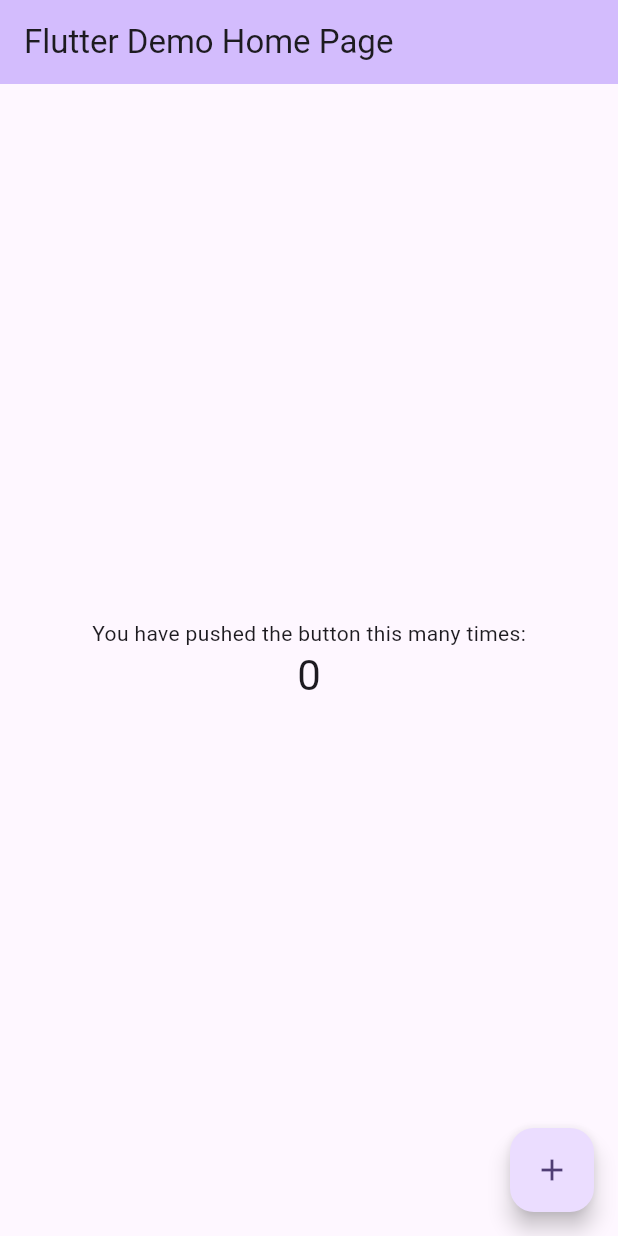
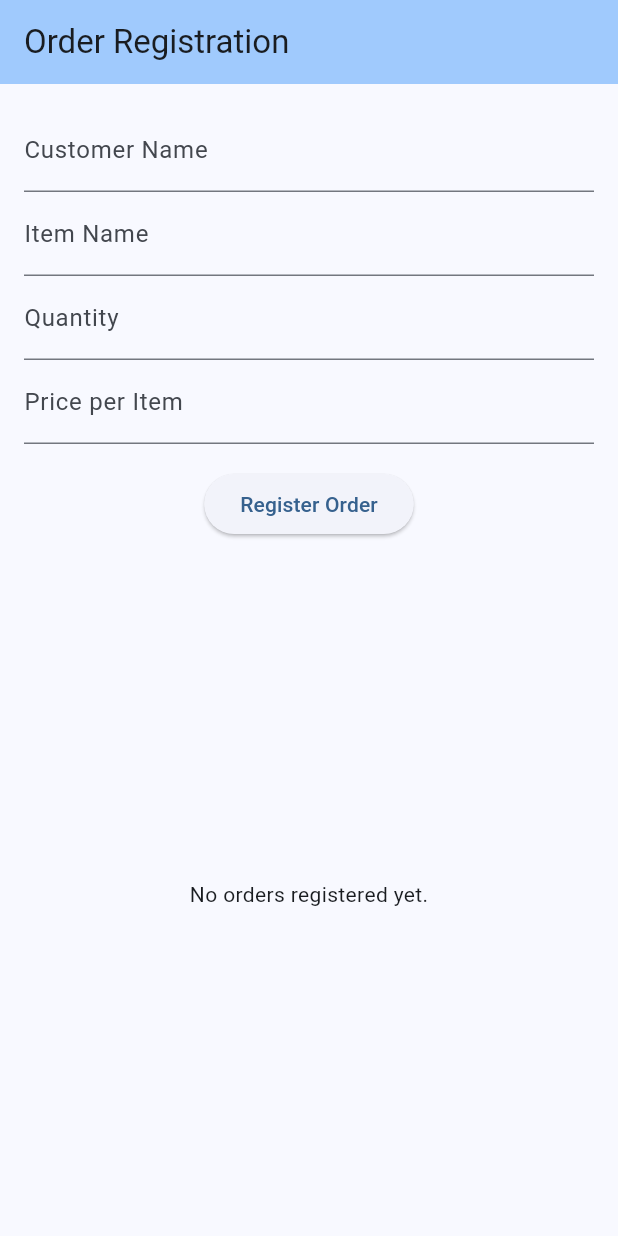
Before and after one commit to could-ai/019a4d36-b149-7ee4-86e5-ec69aff85ee5, a Flutter app: the screen it shows after launch, on a phone screen of 412 x 824 dp. Run offline on Flutter 3.47's test engine with Material 3 defaults, Android fonts, the phone set to English and light mode, and no system bars.

Commit message:
Completely replaced the existing template code in lib/main.dart with a new order registration app structure. Added a custom Order class to represent order data (with fields for customer name, item name, quantity, and price, plus a computed total property). Created OrderRegistrationScreen as a StatefulWidget to manage form state and order list. Implemented a form with TextFormField widgets for input (with validation for required fields and numeric inputs), an ElevatedButton to submit orders, and a ListView to display registered orders in cards. Used local state (_orders list) for data storage since Supabase is not connected. Added proper disposal of controllers to prevent memory leaks. This replaces all previous functionality (the counter demo) and introduces core order registration features, including form validation, user feedback via SnackBar, and responsive UI layout. The changes ensure the app is fully functional for registering and viewing orders without external dependencies, ready for future Supabase integration.

```diff
--- a/usr/lib/main.dart
+++ b/usr/lib/main.dart
@@ -1,120 +1,159 @@
 import 'package:flutter/material.dart';
 
 void main() {
-  runApp(const MyApp());
+  runApp(const OrderRegistrationApp());
 }
 
-class MyApp extends StatelessWidget {
-  const MyApp({super.key});
+class OrderRegistrationApp extends StatelessWidget {
+  const OrderRegistrationApp({super.key});
 
-  // This widget is the root of your application.
   @override
   Widget build(BuildContext context) {
     return MaterialApp(
-      title: 'Flutter Demo',
+      title: 'Order Registration App',
       debugShowCheckedModeBanner: false,
       theme: ThemeData(
-        // This is the theme of your application.
-        //
-        // TRY THIS: Try running your application with "flutter run". You'll see
-        // the application has a purple toolbar. Then, without quitting the app,
-        // try changing the seedColor in the colorScheme below to Colors.green
-        // and then invoke "hot reload" (save your changes or press the "hot
-        // reload" button in a Flutter-supported IDE, or press "r" if you used
-        // the command line to start the app).
-        //
-        // Notice that the counter didn't reset back to zero; the application
-        // state is not lost during the reload. To reset the state, use hot
-        // restart instead.
-        //
-        // This works for code too, not just values: Most code changes can be
-        // tested with just a hot reload.
-        colorScheme: ColorScheme.fromSeed(seedColor: Colors.deepPurple),
+        colorScheme: ColorScheme.fromSeed(seedColor: Colors.blue),
+        useMaterial3: true,
       ),
-      home: const MyHomePage(title: 'Flutter Demo Home Page'),
+      home: const OrderRegistrationScreen(),
     );
   }
 }
 
-class MyHomePage extends StatefulWidget {
-  const MyHomePage({super.key, required this.title});
+class Order {
+  final String customerName;
+  final String itemName;
+  final int quantity;
+  final double price;
 
-  // This widget is the home page of your application. It is stateful, meaning
-  // that it has a State object (defined below) that contains fields that affect
-  // how it looks.
+  Order({
+    required this.customerName,
+    required this.itemName,
+    required this.quantity,
+    required this.price,
+  });
 
-  // This class is the configuration for the state. It holds the values (in this
-  // case the title) provided by the parent (in this case the App widget) and
-  // used by the build method of the State. Fields in a Widget subclass are
-  // always marked "final".
+  double get total => quantity * price;
+}
 
-  final String title;
+class OrderRegistrationScreen extends StatefulWidget {
+  const OrderRegistrationScreen({super.key});
 
   @override
-  State<MyHomePage> createState() => _MyHomePageState();
+  State<OrderRegistrationScreen> createState() => _OrderRegistrationScreenState();
 }
 
-class _MyHomePageState extends State<MyHomePage> {
-  int _counter = 0;
+class _OrderRegistrationScreenState extends State<OrderRegistrationScreen> {
+  final _formKey = GlobalKey<FormState>();
+  final _customerNameController = TextEditingController();
+  final _itemNameController = TextEditingController();
+  final _quantityController = TextEditingController();
+  final _priceController = TextEditingController();
+  final List<Order> _orders = [];
 
-  void _incrementCounter() {
-    setState(() {
-      // This call to setState tells the Flutter framework that something has
-      // changed in this State, which causes it to rerun the build method below
-      // so that the display can reflect the updated values. If we changed
-      // _counter without calling setState(), then the build method would not be
-      // called again, and so nothing would appear to happen.
-      _counter++;
-    });
+  void _submitOrder() {
+    if (_formKey.currentState!.validate()) {
+      setState(() {
+        _orders.add(Order(
+          customerName: _customerNameController.text,
+          itemName: _itemNameController.text,
+          quantity: int.parse(_quantityController.text),
+          price: double.parse(_priceController.text),
+        ));
+        _customerNameController.clear();
+        _itemNameController.clear();
+        _quantityController.clear();
+        _priceController.clear();
+      });
+      ScaffoldMessenger.of(context).showSnackBar(
+        const SnackBar(content: Text('Order registered successfully!')),
+      );
+    }
   }
 
   @override
   Widget build(BuildContext context) {
-    // This method is rerun every time setState is called, for instance as done
-    // by the _incrementCounter method above.
-    //
-    // The Flutter framework has been optimized to make rerunning build methods
-    // fast, so that you can just rebuild anything that needs updating rather
-    // than having to individually change instances of widgets.
     return Scaffold(
       appBar: AppBar(
-        // TRY THIS: Try changing the color here to a specific color (to
-        // Colors.amber, perhaps?) and trigger a hot reload to see the AppBar
-        // change color while the other colors stay the same.
+        title: const Text('Order Registration'),
         backgroundColor: Theme.of(context).colorScheme.inversePrimary,
-        // Here we take the value from the MyHomePage object that was created by
-        // the App.build method, and use it to set our appbar title.
-        title: Text(widget.title),
       ),
-      body: Center(
-        // Center is a layout widget. It takes a single child and positions it
-        // in the middle of the parent.
+      body: Padding(
+        padding: const EdgeInsets.all(16.0),
         child: Column(
-          // Column is also a layout widget. It takes a list of children and
-          // arranges them vertically. By default, it sizes itself to fit its
-          // children horizontally, and tries to be as tall as its parent.
-          //
-          // Column has various properties to control how it sizes itself and
-          // how it positions its children. Here we use mainAxisAlignment to
-          // center the children vertically; the main axis here is the vertical
-          // axis because Columns are vertical (the cross axis would be
-          // horizontal).
-          //
-          // TRY THIS: Invoke "debug painting" (choose the "Toggle Debug Paint"
-          // action in the IDE, or press "p" in the console), to see the
-          // wireframe for each widget.
-          mainAxisAlignment: MainAxisAlignment.center,
-          children: <Widget>[
-            const Text('You have pushed the button this many times:'),
-            Text('$_counter', style: Theme.of(context).textTheme.headlineMedium),
+          children: [
+            Form(
+              key: _formKey,
+              child: Column(
+                children: [
+                  TextFormField(
+                    controller: _customerNameController,
+                    decoration: const InputDecoration(labelText: 'Customer Name'),
+                    validator: (value) => value!.isEmpty ? 'Please enter customer name' : null,
+                  ),
+                  TextFormField(
+                    controller: _itemNameController,
+                    decoration: const InputDecoration(labelText: 'Item Name'),
+                    validator: (value) => value!.isEmpty ? 'Please enter item name' : null,
+                  ),
+                  TextFormField(
+                    controller: _quantityController,
+                    decoration: const InputDecoration(labelText: 'Quantity'),
+                    keyboardType: TextInputType.number,
+                    validator: (value) {
+                      if (value!.isEmpty) return 'Please enter quantity';
+                      final num = int.tryParse(value);
+                      return num == null || num <= 0 ? 'Please enter a valid quantity' : null;
+                    },
+                  ),
+                  TextFormField(
+                    controller: _priceController,
+                    decoration: const InputDecoration(labelText: 'Price per Item'),
+                    keyboardType: TextInputType.number,
+                    validator: (value) {
+                      if (value!.isEmpty) return 'Please enter price';
+                      final num = double.tryParse(value);
+                      return num == null || num <= 0 ? 'Please enter a valid price' : null;
+                    },
+                  ),
+                  const SizedBox(height: 16),
+                  ElevatedButton(
+                    onPressed: _submitOrder,
+                    child: const Text('Register Order'),
+                  ),
+                ],
+              ),
+            ),
+            const SizedBox(height: 24),
+            Expanded(
+              child: _orders.isEmpty
+                  ? const Center(child: Text('No orders registered yet.'))
+                  : ListView.builder(
+                      itemCount: _orders.length,
+                      itemBuilder: (context, index) {
+                        final order = _orders[index];
+                        return Card(
+                          child: ListTile(
+                            title: Text('${order.customerName} - ${order.itemName}'),
+                            subtitle: Text('Qty: ${order.quantity}, Price: $${order.price.toStringAsFixed(2)}, Total: $${order.total.toStringAsFixed(2)}'),
+                          ),
+                        );
+                      },
+                    ),
+            ),
           ],
         ),
       ),
-      floatingActionButton: FloatingActionButton(
-        onPressed: _incrementCounter,
-        tooltip: 'Increment',
-        child: const Icon(Icons.add),
-      ), // This trailing comma makes auto-formatting nicer for build methods.
     );
   }
+
+  @override
+  void dispose() {
+    _customerNameController.dispose();
+    _itemNameController.dispose();
+    _quantityController.dispose();
+    _priceController.dispose();
+    super.dispose();
+  }
 }
```
